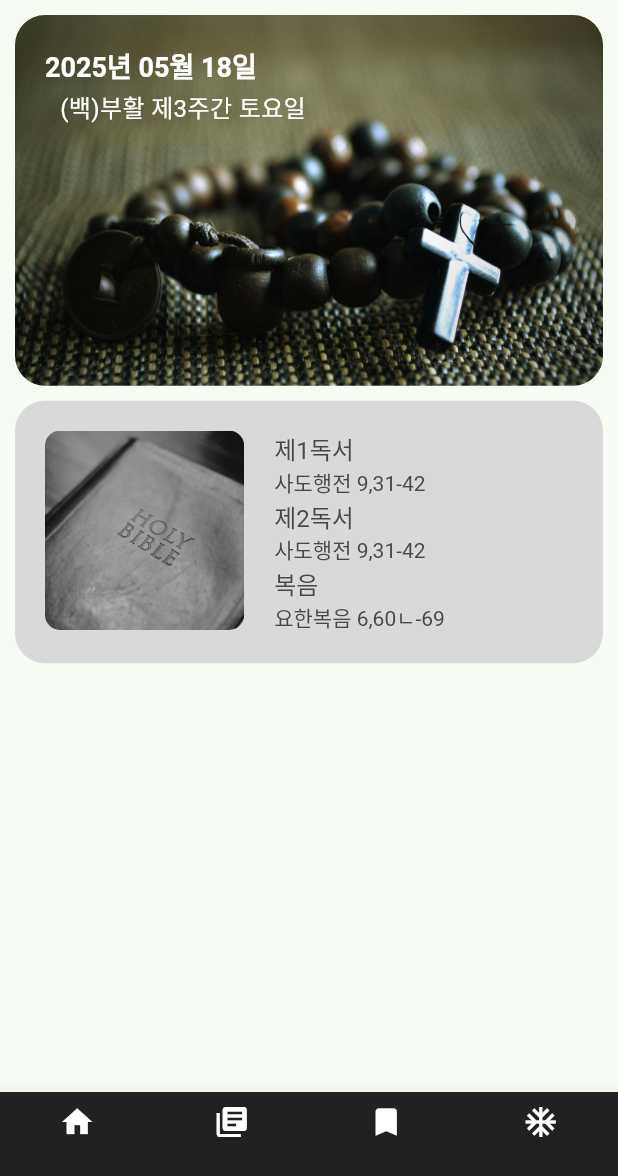
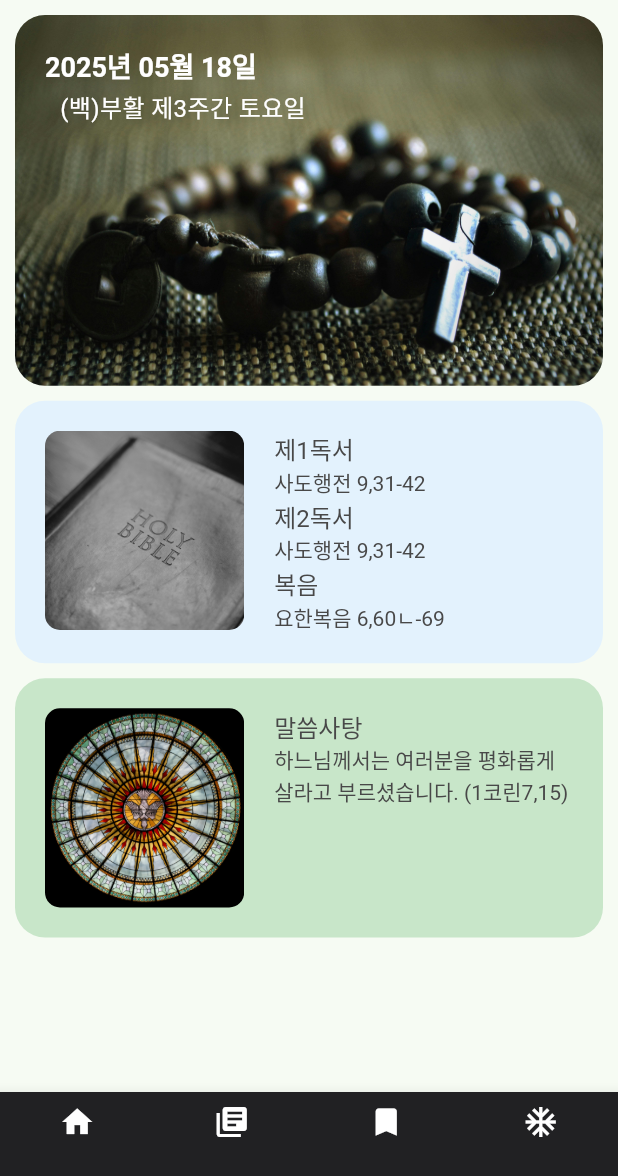
Before and after one commit to sunlight-ahn/time-to-pray-app, a Flutter app: the screen it shows after launch, on a phone screen of 412 x 824 dp, the part 60-1236 px from its top. Run offline on Flutter 3.47's test engine with Material 3 defaults, Android fonts, the phone set to English and light mode, and no system bars; our stand-ins replace firebase_core, get, logger, shared_preferences, sqflite; accounts and stored records are empty; Roboto replaces fonts that are missing (Gilroy-Medium).

Commit message:
메인 화면 수정
테스트용으로 container 위젯 추가함

```diff
--- a/lib/pages/home_page.dart
+++ b/lib/pages/home_page.dart
@@ -121,7 +121,7 @@ class HomePage extends StatelessWidget {
             margin: const EdgeInsets.symmetric(horizontal: 10.0),
             decoration: BoxDecoration(
               borderRadius: BorderRadius.circular(20),
-              color: const Color(0xFFD9D9D9), //0xFF8E97FD
+              color: const Color(0xFFE3F2FD), // 첫 번째 Container - 강한 파란색 계열
             ),
             child: Padding(
               padding: const EdgeInsets.all(20.0),
@@ -183,6 +183,58 @@ class HomePage extends StatelessWidget {
               ),
             ),
           ),
+          const SizedBox(height: 10),
+          Container(
+            width: double.infinity,
+            margin: const EdgeInsets.symmetric(horizontal: 10.0),
+            decoration: BoxDecoration(
+              borderRadius: BorderRadius.circular(20),
+              color: const Color(0xFFC8E6C9), // 두 번째 Container - 약간 더 진한 녹색
+            ),
+            child: Padding(
+              padding: const EdgeInsets.all(20.0),
+              child: Row(
+                crossAxisAlignment: CrossAxisAlignment.start,
+                children: [
+                  Expanded(
+                    flex: 2,
+                    child: ClipRRect(
+                      borderRadius: BorderRadius.circular(10),
+                      child: AspectRatio(
+                        aspectRatio: 1,
+                        child: Image.asset(
+                          'assets/images/main-img-02.jpg',
+                          fit: BoxFit.cover,
+                        ),
+                      ),
+                    ),
+                  ),
+                  const SizedBox(width: 20),
+                  Expanded(
+                    flex: 3,
+                    child: RichText(
+                      text: TextSpan(
+                        style: TextStyle(
+                          fontFamily: 'HelveticaNeue',
+                          color: Color(0xFF484848),
+                        ),
+                        children: [
+                          TextSpan(
+                            text: '말씀사탕\n',
+                            style: TextStyle(fontSize: 16),
+                          ),
+                          TextSpan(
+                            text: '하느님께서는 여러분을 평화롭게 살라고 부르셨습니다. (1코린7,15)\n',
+                            style: TextStyle(fontSize: 14),
+                          ),
+                        ],
+                      ),
+                    ),
+                  ),
+                ],
+              ),
+            ),
+          ),
         ],
       ),
     );
```
